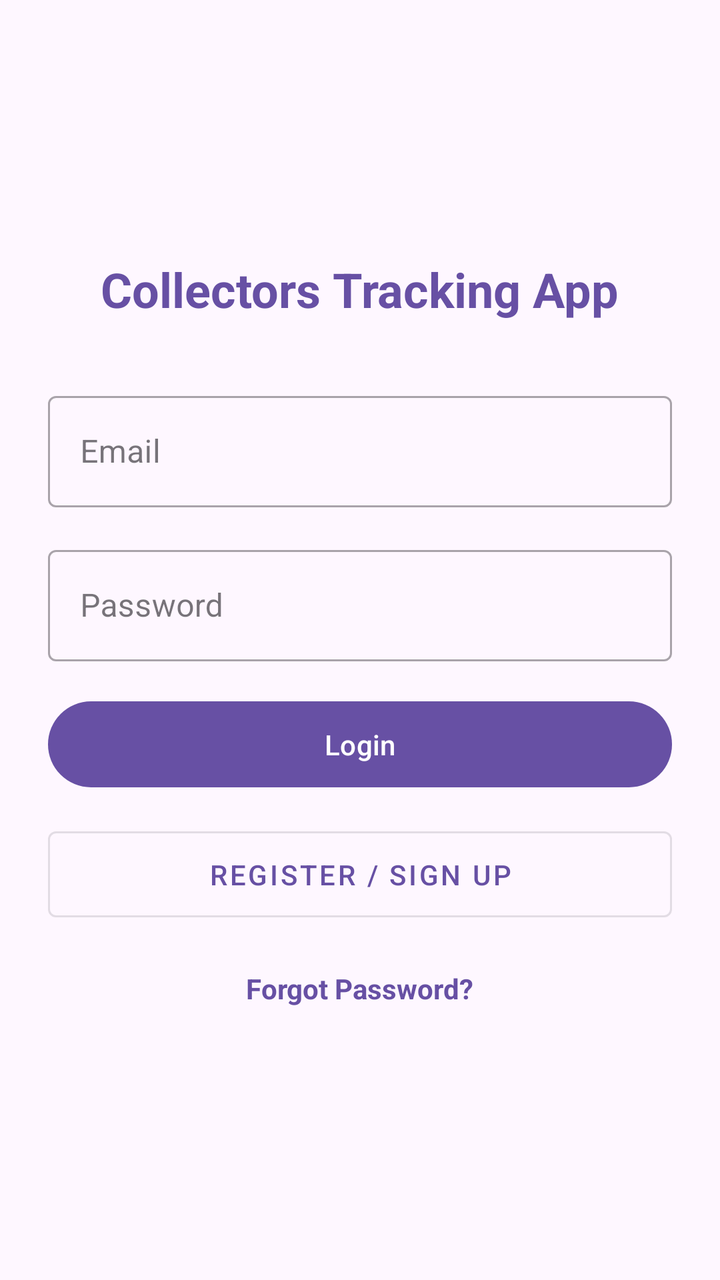
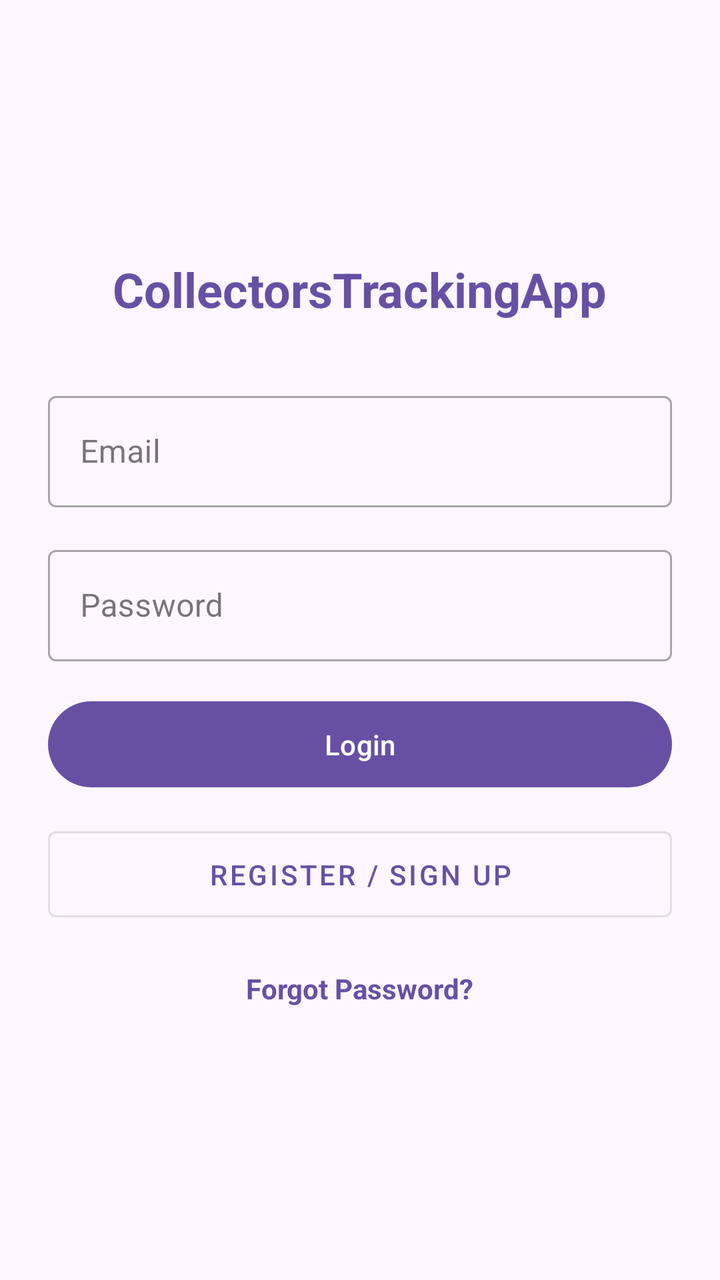

An Android layout rendered at two revisions. The XML below is the earlier revision; the diff shows what the commit changed to produce the second picture.
<!-- AndroidManifest.xml: application theme Theme.CollectorsTrackingApp -->
<!-- res/layout/fragment_login.xml -->
<?xml version="1.0" encoding="utf-8"?>
<LinearLayout xmlns:android="http://schemas.android.com/apk/res/android"
    xmlns:app="http://schemas.android.com/apk/res-auto"
    android:layout_width="match_parent"
    android:layout_height="match_parent"
    android:orientation="vertical"
    android:gravity="center"
    android:padding="24dp"
    android:background="?attr/colorSurface">

    <TextView
        android:layout_width="wrap_content"
        android:layout_height="wrap_content"
        android:text="Collectors Tracking App"
        android:textSize="24sp"
        android:textStyle="bold"
        android:layout_marginBottom="32dp"
        android:textColor="?attr/colorPrimary" />

    <com.google.android.material.textfield.TextInputLayout
        android:layout_width="match_parent"
        android:layout_height="wrap_content"
        android:layout_marginBottom="16dp"
        style="@style/Widget.MaterialComponents.TextInputLayout.OutlinedBox">

        <com.google.android.material.textfield.TextInputEditText
            android:id="@+id/usernameEditText"
            android:layout_width="match_parent"
            android:layout_height="wrap_content"
            android:hint="Email"
            android:inputType="textEmailAddress" />
    </com.google.android.material.textfield.TextInputLayout>

    <com.google.android.material.textfield.TextInputLayout
        android:layout_width="match_parent"
        android:layout_height="wrap_content"
        android:layout_marginBottom="16dp"
        style="@style/Widget.MaterialComponents.TextInputLayout.OutlinedBox">

        <com.google.android.material.textfield.TextInputEditText
            android:id="@+id/passwordEditText"
            android:layout_width="match_parent"
            android:layout_height="wrap_content"
            android:hint="Password"
            android:inputType="textPassword" />
    </com.google.android.material.textfield.TextInputLayout>

    <Button
        android:id="@+id/loginButton"
        android:layout_width="match_parent"
        android:layout_height="wrap_content"
        android:text="Login"
        android:padding="12dp"
        android:layout_marginBottom="12dp" />

    <Button
        android:id="@+id/registerButton"
        android:layout_width="match_parent"
        android:layout_height="wrap_content"
        android:text="Register / Sign Up"
        style="@style/Widget.MaterialComponents.Button.OutlinedButton"
        android:padding="12dp"
        android:layout_marginBottom="12dp" />

    <TextView
        android:id="@+id/forgotPasswordTextView"
        android:layout_width="wrap_content"
        android:layout_height="wrap_content"
        android:text="Forgot Password?"
        android:textColor="?attr/colorPrimary"
        android:textStyle="bold"
        android:padding="8dp" />

</LinearLayout>
<!-- resources referenced by this layout -->
<resources>
  <style name="Theme.CollectorsTrackingApp" parent="Base.Theme.CollectorsTrackingApp" />
  <style name="Base.Theme.CollectorsTrackingApp" parent="Theme.Material3.DayNight.NoActionBar">
          
          
      </style>
</resources>

<!-- the commit's change to res/layout/fragment_login.xml (unified diff, before → after) -->
@@ -11,7 +11,7 @@
     <TextView
         android:layout_width="wrap_content"
         android:layout_height="wrap_content"
-        android:text="Collectors Tracking App"
+        android:text="@string/app_name"
         android:textSize="24sp"
         android:textStyle="bold"
         android:layout_marginBottom="32dp"
@@ -66,7 +66,7 @@
         android:id="@+id/forgotPasswordTextView"
         android:layout_width="wrap_content"
         android:layout_height="wrap_content"
-        android:text="Forgot Password?"
+        android:text="@string/forgot_password"
         android:textColor="?attr/colorPrimary"
         android:textStyle="bold"
         android:padding="8dp" />
<!-- resource entries referenced after the edit -->
@@ -1,5 +1,7 @@
 <!-- resources referenced by this layout -->
 <resources>
+  <string name="app_name">CollectorsTrackingApp</string>
+  <string name="forgot_password">Forgot Password?</string>
   <style name="Theme.CollectorsTrackingApp" parent="Base.Theme.CollectorsTrackingApp" />
   <style name="Base.Theme.CollectorsTrackingApp" parent="Theme.Material3.DayNight.NoActionBar">
           
